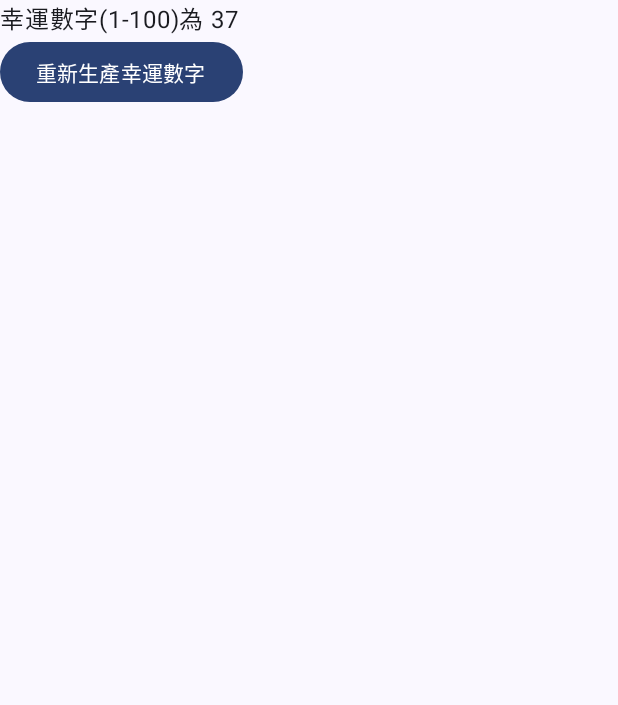
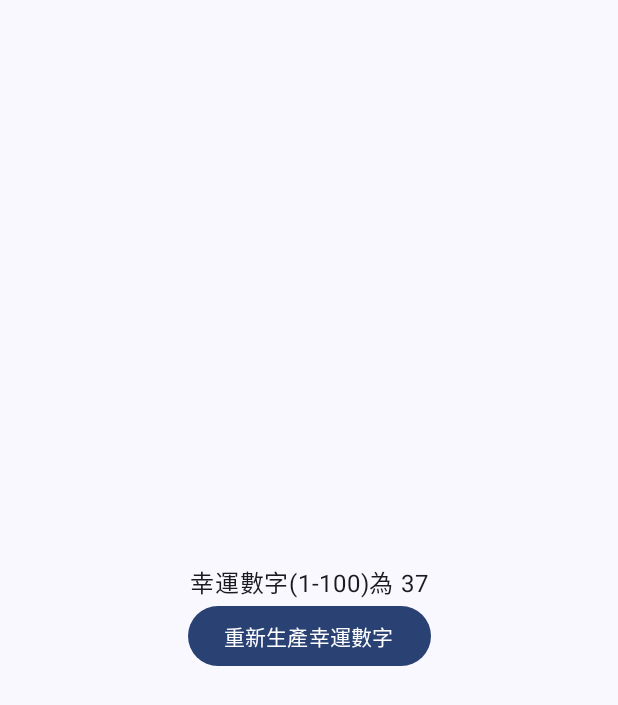
Before and after one commit to parklor/lotto_20250915parklor, an Android app built with Jetpack Compose: the screen it shows after launch (MainActivity), on a phone screen of 412 x 824 dp. Shown: the top 705 px of the screen. Run offline under Robolectric (Android 15) with nearby library versions, the phone set to English and light mode, and no system bars.

Commit message:
第五次 水平垂直置中

```diff
--- a/app/src/main/java/tw/edu/pu/csim/s1132249/hello/MainActivity.kt
+++ b/app/src/main/java/tw/edu/pu/csim/s1132249/hello/MainActivity.kt
@@ -37,7 +37,10 @@ class MainActivity : ComponentActivity() {
 fun Play(modifier: Modifier = Modifier) {
     var lucky =(1..100).random()
 
-    Column(modifier = modifier){
+    Column(modifier = modifier.fillMaxSize(),
+        horizontalAlignment = Alignment.CenterHorizontally,
+        verticalArrangement = Arrangement.Center
+      ){
         Text(
             text = "幸運數字(1-100)為 $lucky",
         )
```
